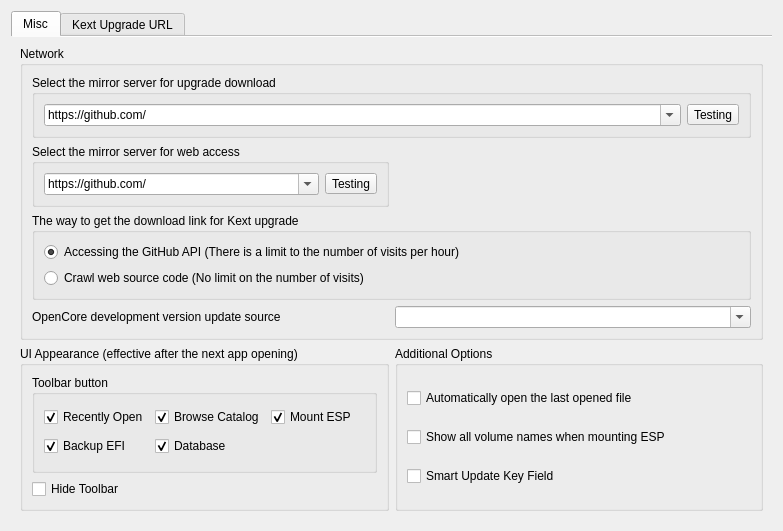
ic005k/OCAuxiliaryTools, file dlgpreference.ui: the form before one commit.
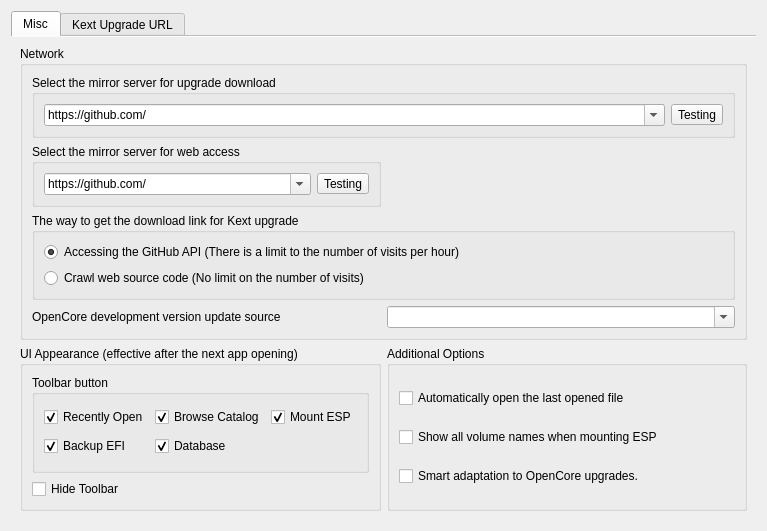
The form after the commit. The open tabs and pages were chosen to show the change.

The edit to the form file:
```diff
--- a/dlgpreference.ui
+++ b/dlgpreference.ui
@@ -6,7 +6,7 @@
    <rect>
     <x>0</x>
     <y>0</y>
-    <width>783</width>
+    <width>767</width>
     <height>531</height>
    </rect>
   </property>
@@ -283,7 +283,7 @@
              <string>If a new version of OC adds some new key fields, this option can intelligently add those key fields.</string>
             </property>
             <property name="text">
-             <string>Smart Update Key Field</string>
+             <string>Smart adaptation to OpenCore upgrades.</string>
             </property>
            </widget>
           </item>
```
Left out of the diff: 5 changed lines with no effect on the pictures.
